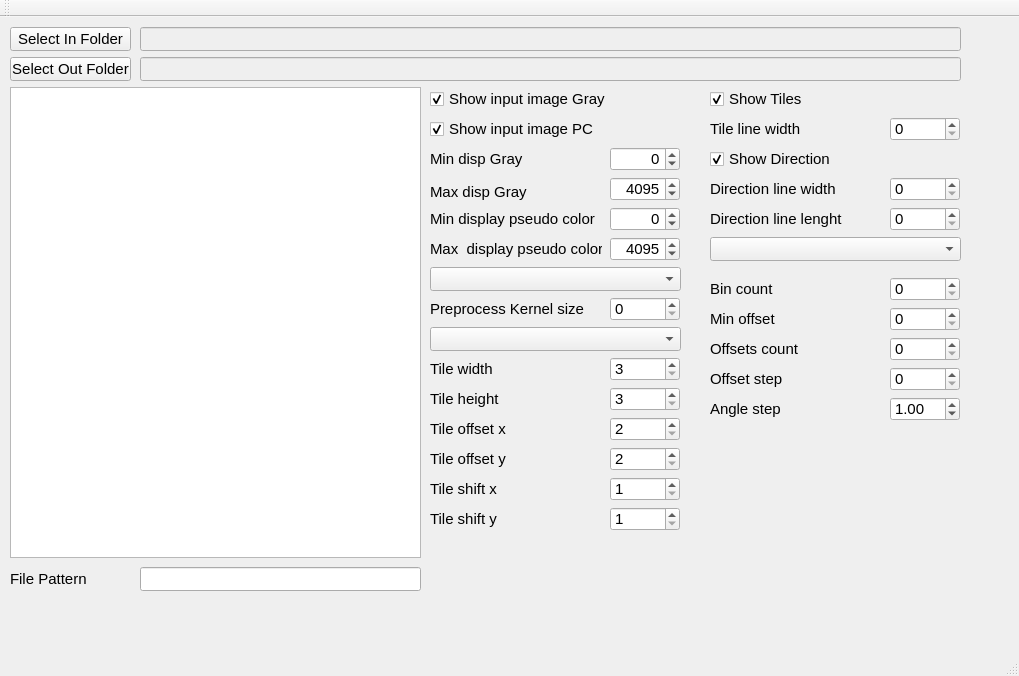
Qt form mainwindow.ui (marcinkociolek/DirectionalityDetectionGui) before a commit.
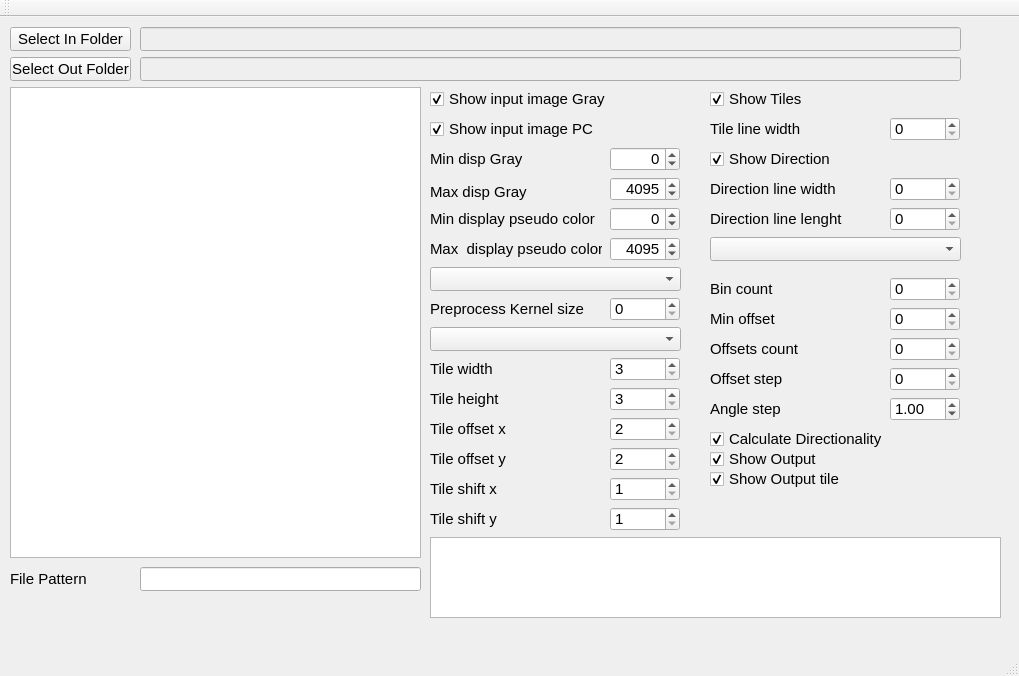
The same form after that commit.

Diff of the .ui file:
```diff
--- a/mainwindow.ui
+++ b/mainwindow.ui
@@ -939,6 +939,64 @@
      <string>&lt;html&gt;&lt;head/&gt;&lt;body&gt;&lt;p&gt;File Pattern&lt;/p&gt;&lt;/body&gt;&lt;/html&gt;</string>
     </property>
    </widget>
+   <widget class="QCheckBox" name="CheckBoxCalculateDirectionality">
+    <property name="geometry">
+     <rect>
+      <x>710</x>
+      <y>410</y>
+      <width>181</width>
+      <height>24</height>
+     </rect>
+    </property>
+    <property name="text">
+     <string>Calculate Directionality</string>
+    </property>
+    <property name="checked">
+     <bool>true</bool>
+    </property>
+   </widget>
+   <widget class="QCheckBox" name="CheckBoxShowOutputText">
+    <property name="geometry">
+     <rect>
+      <x>710</x>
+      <y>430</y>
+      <width>181</width>
+      <height>24</height>
+     </rect>
+    </property>
+    <property name="text">
+     <string>Show Output</string>
+    </property>
+    <property name="checked">
+     <bool>true</bool>
+    </property>
+   </widget>
+   <widget class="QCheckBox" name="CheckBoxShowOutputTile">
+    <property name="geometry">
+     <rect>
+      <x>710</x>
+      <y>450</y>
+      <width>181</width>
+      <height>24</height>
+     </rect>
+    </property>
+    <property name="text">
+     <string>Show Output tile</string>
+    </property>
+    <property name="checked">
+     <bool>true</bool>
+    </property>
+   </widget>
+   <widget class="QTextEdit" name="textEditOutput">
+    <property name="geometry">
+     <rect>
+      <x>430</x>
+      <y>520</y>
+      <width>571</width>
+      <height>81</height>
+     </rect>
+    </property>
+   </widget>
   </widget>
   <widget class="QMenuBar" name="menuBar">
    <property name="geometry">
```
